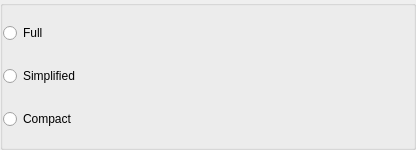
This is src/plugins/rostersview/rostercontactviewoptions.ui in silvansky/Contacts as Qt 5 draws it before an edit. The edited form follows.
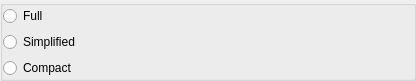
This is the edited form.

Patch:
```diff
--- a/src/plugins/rostersview/rostercontactviewoptions.ui
+++ b/src/plugins/rostersview/rostercontactviewoptions.ui
@@ -7,7 +7,7 @@
     <x>0</x>
     <y>0</y>
     <width>416</width>
-    <height>150</height>
+    <height>65</height>
    </rect>
   </property>
   <layout class="QGridLayout" name="gridLayout">
```
